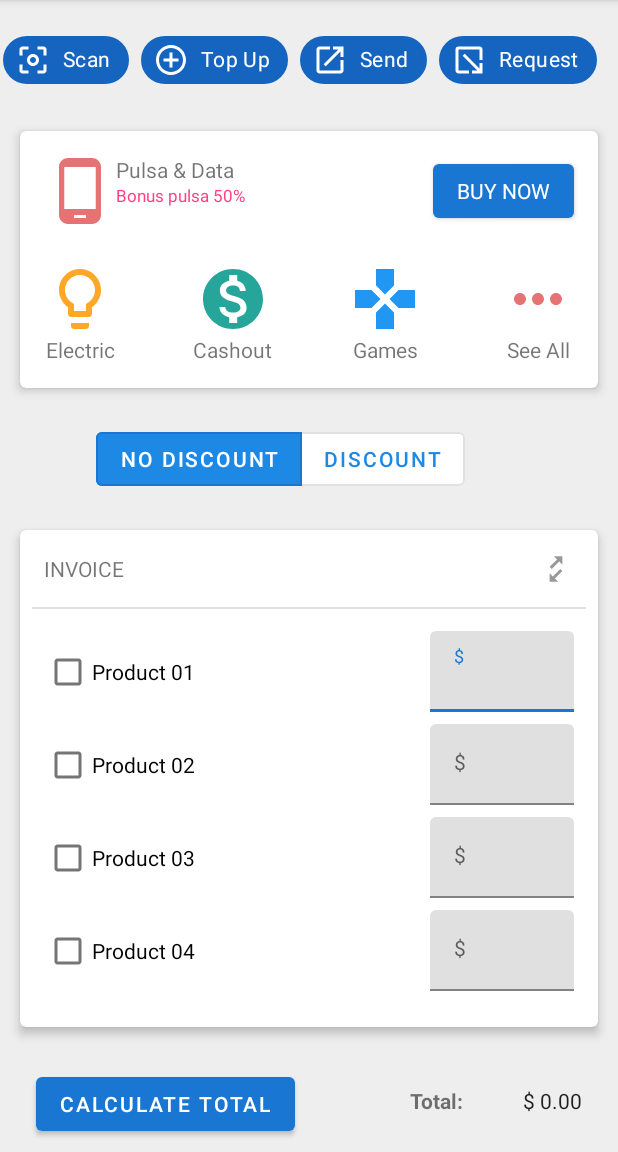
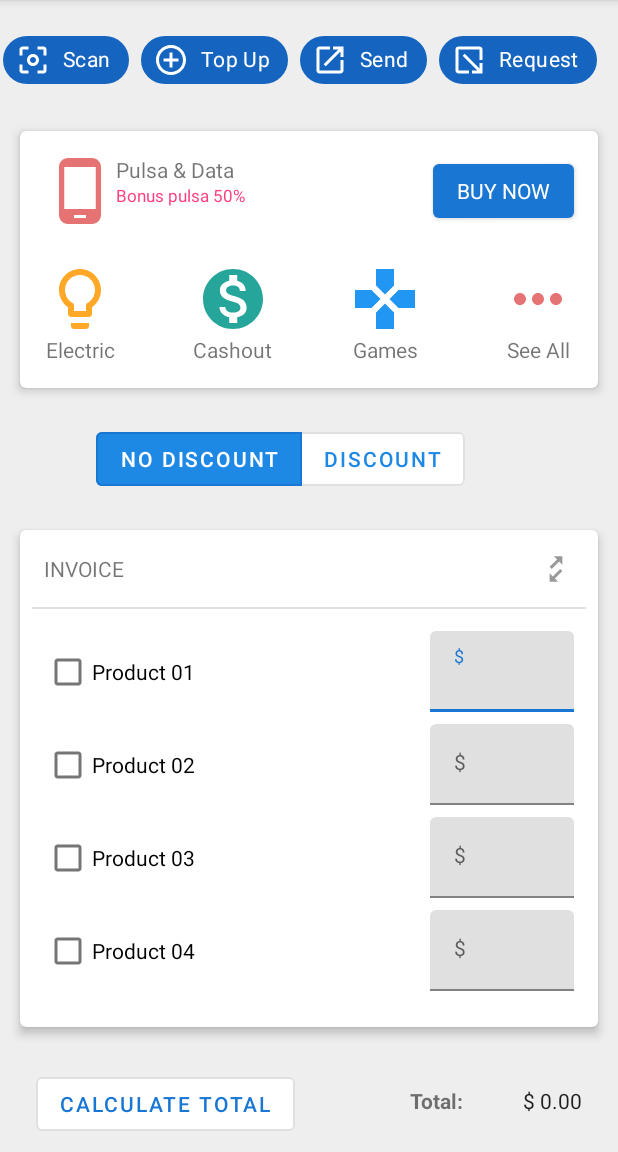
Before and after one commit to mamccorkle/UALR_MAD_F22_Assignment_5_Android_Layouts, an Android app: the screen it shows after launch (MainActivity), on a phone screen of 412 x 824 dp, the part 84-1236 px from its top. Run offline under Robolectric (Android 15) with nearby library versions, the phone set to English and light mode, and no system bars.

Commit message:
Commit - 202210172200
Few small changes

```diff
--- a/app/src/main/res/layout/activity_main.xml
+++ b/app/src/main/res/layout/activity_main.xml
@@ -358,6 +358,8 @@
                     android:layout_marginTop="@dimen/spacing_8_medium"
                     android:layout_marginEnd="@dimen/spacing_8_small"
 
+                    app:endIconMode="clear_text"
+
                     app:layout_constraintEnd_toEndOf="parent"
                     app:layout_constraintTop_toTopOf="@+id/dividerInvoice">
 
@@ -369,7 +371,8 @@
                         android:layout_height="wrap_content"
 
                         android:hint="@string/dollar_symbol"
-                        android:inputType="numberDecimal" />
+                        android:inputType="numberDecimal"
+                        android:textAlignment="textEnd" />
                 </com.google.android.material.textfield.TextInputLayout>
 
                 <CheckBox
@@ -397,6 +400,8 @@
                     android:layout_marginTop="@dimen/spacing_8_small"
                     android:layout_marginEnd="@dimen/spacing_8_small"
 
+                    app:endIconMode="clear_text"
+
                     app:layout_constraintEnd_toEndOf="parent"
                     app:layout_constraintHorizontal_bias="0.5"
                     app:layout_constraintStart_toEndOf="@+id/cbProduct02"
@@ -410,7 +415,8 @@
                         android:layout_height="wrap_content"
 
                         android:hint="@string/dollar_symbol"
-                        android:inputType="numberDecimal" />
+                        android:inputType="numberDecimal"
+                        android:textAlignment="textEnd" />
                 </com.google.android.material.textfield.TextInputLayout>
 
                 <CheckBox
@@ -437,6 +443,8 @@
                     android:layout_marginTop="@dimen/spacing_8_small"
                     android:layout_marginEnd="@dimen/spacing_8_small"
 
+                    app:endIconMode="clear_text"
+
                     app:layout_constraintEnd_toEndOf="parent"
                     app:layout_constraintHorizontal_bias="0.5"
                     app:layout_constraintStart_toEndOf="@+id/cbProduct03"
@@ -450,7 +458,8 @@
                         android:layout_height="wrap_content"
 
                         android:hint="@string/dollar_symbol"
-                        android:inputType="numberDecimal" />
+                        android:inputType="numberDecimal"
+                        android:textAlignment="textEnd" />
                 </com.google.android.material.textfield.TextInputLayout>
 
                 <CheckBox
@@ -477,6 +486,8 @@
                     android:layout_marginTop="@dimen/spacing_8_small"
                     android:layout_marginEnd="@dimen/spacing_8_small"
 
+                    app:endIconMode="clear_text"
+
                     app:layout_constraintEnd_toEndOf="parent"
                     app:layout_constraintHorizontal_bias="0.5"
                     app:layout_constraintStart_toEndOf="@+id/cbProduct04"
@@ -490,7 +501,8 @@
                         android:layout_height="wrap_content"
 
                         android:hint="@string/dollar_symbol"
-                        android:inputType="numberDecimal" />
+                        android:inputType="numberDecimal"
+                        android:textAlignment="textEnd" />
                 </com.google.android.material.textfield.TextInputLayout>
 
             </androidx.constraintlayout.widget.ConstraintLayout>
@@ -511,6 +523,7 @@
 
             <com.google.android.material.button.MaterialButton
                 android:id="@+id/btnCalculateTotal"
+                style="@style/Button.Outlined.White"
                 android:layout_width="wrap_content"
                 android:layout_height="wrap_content"
                 android:layout_marginStart="@dimen/spacing_8_large"
```
Also changed, not shown: app/src/main/java/com/ualr/layoutassignment/MainActivity.java (+7 -0 lines).
